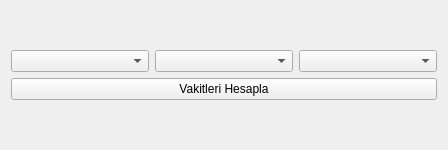
Old version of the form sehirSecwindow.ui in the repository atakli/PrayerReminder-Desktop.
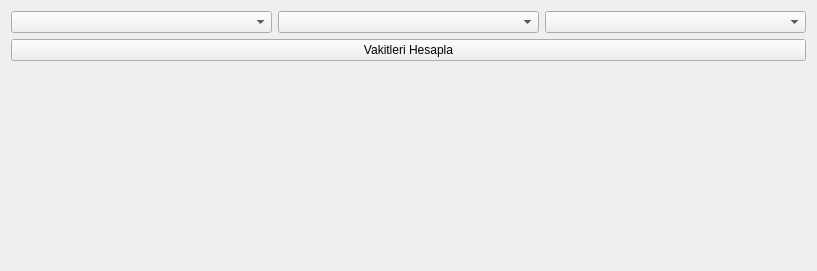
New version of the form.

```diff
--- a/sehirSecwindow.ui
+++ b/sehirSecwindow.ui
@@ -6,8 +6,8 @@
    <rect>
     <x>0</x>
     <y>0</y>
-    <width>448</width>
-    <height>150</height>
+    <width>817</width>
+    <height>271</height>
    </rect>
   </property>
   <property name="windowTitle">
@@ -46,6 +46,13 @@
      </item>
     </layout>
    </item>
+   <item row="1" column="0">
+    <widget class="QLabel" name="textLabel">
+     <property name="text">
+      <string/>
+     </property>
+    </widget>
+   </item>
   </layout>
  </widget>
  <resources/>
```
Left out of the diff: 2 changed lines with no effect on the pictures.
